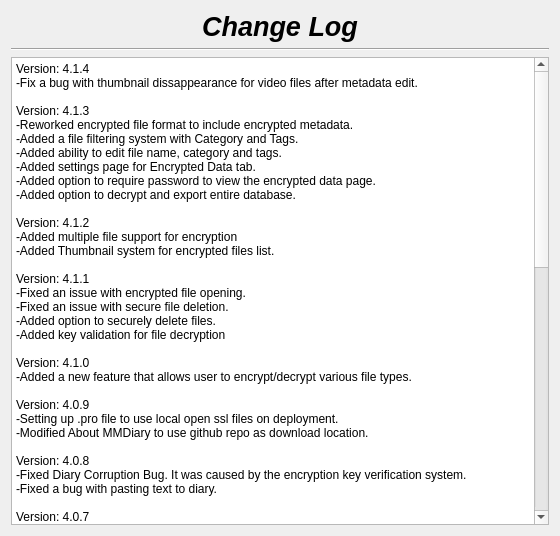
Before: the Qt Designer form changelog.ui in therealMaPMaKeR/MMDiary, drawn with Qt 5.
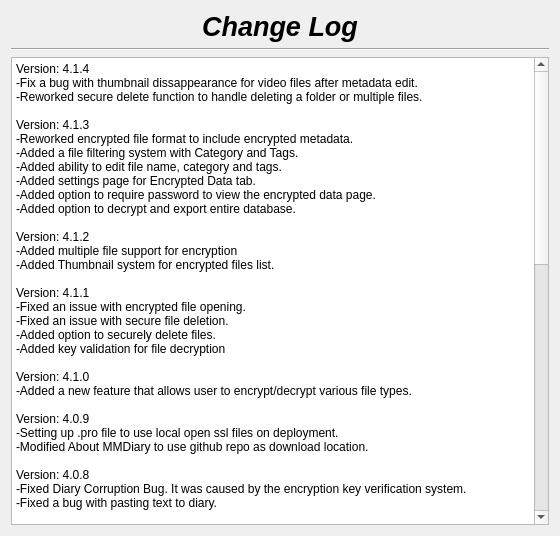
After: the same form once the commit is applied.

Patch:
```diff
--- a/changelog.ui
+++ b/changelog.ui
@@ -56,6 +56,7 @@
 li.checked::marker { content: &quot;\2612&quot;; }
 &lt;/style&gt;&lt;/head&gt;&lt;body style=&quot; font-family:'Segoe UI'; font-size:9pt; font-weight:400; font-style:normal;&quot;&gt;
 &lt;p style=&quot; margin-top:0px; margin-bottom:0px; margin-left:0px; margin-right:0px; -qt-block-indent:0; text-indent:0px;&quot;&gt;Version: 4.1.4&lt;br /&gt;-Fix a bug with thumbnail dissappearance for video files after metadata edit.&lt;/p&gt;
+&lt;p style=&quot; margin-top:0px; margin-bottom:0px; margin-left:0px; margin-right:0px; -qt-block-indent:0; text-indent:0px;&quot;&gt;-Reworked secure delete function to handle deleting a folder or multiple files.&lt;/p&gt;
 &lt;p style=&quot;-qt-paragraph-type:empty; margin-top:0px; margin-bottom:0px; margin-left:0px; margin-right:0px; -qt-block-indent:0; text-indent:0px;&quot;&gt;&lt;br /&gt;&lt;/p&gt;
 &lt;p style=&quot; margin-top:0px; margin-bottom:0px; margin-left:0px; margin-right:0px; -qt-block-indent:0; text-indent:0px;&quot;&gt;Version: 4.1.3&lt;br /&gt;-Reworked encrypted file format to include encrypted metadata.&lt;br /&gt;-Added a file filtering system with Category and Tags.&lt;br /&gt;-Added ability to edit file name, category and tags.&lt;br /&gt;-Added settings page for Encrypted Data tab.&lt;br /&gt;-Added option to require password to view the encrypted data page.&lt;/p&gt;
 &lt;p style=&quot; margin-top:0px; margin-bottom:0px; margin-left:0px; margin-right:0px; -qt-block-indent:0; text-indent:0px;&quot;&gt;-Added option to decrypt and export entire database.&lt;/p&gt;
```
